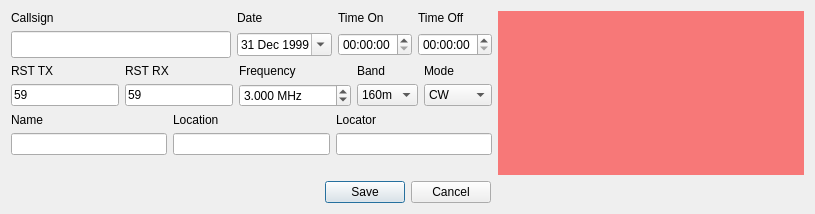
First picture: the form in newcontactwidget.ui, repository 7h0ma5/OpenShack, before the edit.
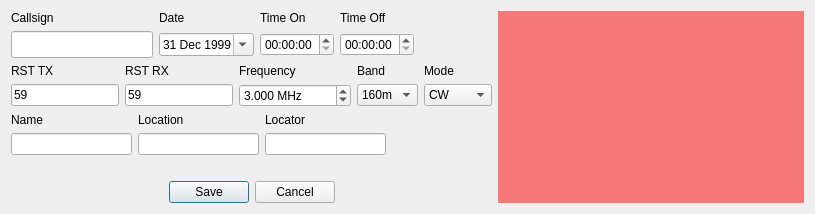
Second picture: the form after the edit.

Commit message: add grid distance calculation

Patch:
```diff
--- a/newcontactwidget.ui
+++ b/newcontactwidget.ui
@@ -13,16 +13,24 @@
   <property name="windowTitle">
    <string>Form</string>
   </property>
-  <layout class="QVBoxLayout" name="verticalLayout_2">
-   <item>
     <layout class="QHBoxLayout" name="horizontalLayout">
      <item>
       <layout class="QVBoxLayout" name="verticalLayout">
-       <property name="sizeConstraint">
-        <enum>QLayout::SetMinimumSize</enum>
-       </property>
        <item>
         <layout class="QGridLayout" name="gridLayout">
+       <item row="1" column="4">
+        <spacer name="horizontalSpacer">
+         <property name="orientation">
+          <enum>Qt::Horizontal</enum>
+         </property>
+         <property name="sizeHint" stdset="0">
+          <size>
+           <width>40</width>
+           <height>20</height>
+          </size>
+         </property>
+        </spacer>
+       </item>
          <item row="0" column="2">
           <widget class="QLabel" name="timeOnLabel">
            <property name="text">
@@ -48,7 +56,7 @@
           <widget class="QDateEdit" name="dateEdit">
            <property name="dateTime">
             <datetime>
-             <hour>21</hour>
+           <hour>20</hour>
              <minute>0</minute>
              <second>0</second>
              <year>1999</year>
@@ -308,6 +316,19 @@
            </property>
           </widget>
          </item>
+       <item row="1" column="3">
+        <widget class="QLabel" name="distanceInfo">
+         <property name="minimumSize">
+          <size>
+           <width>100</width>
+           <height>0</height>
+          </size>
+         </property>
+         <property name="text">
+          <string notr="true"/>
+         </property>
+        </widget>
+       </item>
         </layout>
        </item>
        <item>
@@ -323,6 +344,22 @@
          </property>
         </spacer>
        </item>
+     <item>
+      <widget class="QDialogButtonBox" name="buttonBox">
+       <property name="enabled">
+        <bool>true</bool>
+       </property>
+       <property name="styleSheet">
+        <string notr="true"/>
+       </property>
+       <property name="standardButtons">
+        <set>QDialogButtonBox::Cancel|QDialogButtonBox::Save</set>
+       </property>
+       <property name="centerButtons">
+        <bool>true</bool>
+       </property>
+      </widget>
+     </item>
       </layout>
      </item>
      <item>
@@ -339,54 +376,6 @@
       </widget>
      </item>
     </layout>
-   </item>
-   <item>
-    <widget class="QDialogButtonBox" name="buttonBox">
-     <property name="enabled">
-      <bool>true</bool>
-     </property>
-     <property name="styleSheet">
-      <string notr="true"/>
-     </property>
-     <property name="standardButtons">
-      <set>QDialogButtonBox::Cancel|QDialogButtonBox::Save</set>
-     </property>
-     <property name="centerButtons">
-      <bool>true</bool>
-     </property>
-    </widget>
-   </item>
-  </layout>
-  <zorder>timeOnEdit</zorder>
-  <zorder>timeOffLabel</zorder>
-  <zorder>timeOffEdit</zorder>
-  <zorder>dateLabel</zorder>
-  <zorder>dateEdit</zorder>
-  <zorder>rxRstLabel</zorder>
-  <zorder>rxRstEdit</zorder>
-  <zorder>txRstLabel</zorder>
-  <zorder>txRstEdit</zorder>
-  <zorder>locationLabel</zorder>
-  <zorder>locationEdit</zorder>
-  <zorder>gridLabel</zorder>
-  <zorder>gridEdit</zorder>
-  <zorder>nameLabel</zorder>
-  <zorder>nameEdit</zorder>
-  <zorder>bandLabel</zorder>
-  <zorder>bandEdit</zorder>
-  <zorder>modeLabel</zorder>
-  <zorder>modeEdit</zorder>
-  <zorder>frequencyLabel</zorder>
-  <zorder>frequencyEdit</zorder>
-  <zorder>callsignEdit</zorder>
-  <zorder>callsignLabel</zorder>
-  <zorder>buttonBox</zorder>
-  <zorder>timeOnLabel</zorder>
-  <zorder>widget</zorder>
-  <zorder>horizontalSpacer</zorder>
-  <zorder>horizontalSpacer_2</zorder>
-  <zorder>horizontalSpacer_3</zorder>
-  <zorder>verticalSpacer</zorder>
  </widget>
  <tabstops>
   <tabstop>buttonBox</tabstop>
```
Left out of the diff: 65 changed lines with no effect on the pictures. Lines whose indentation alone changed are shown as unchanged. The commit also changes 8 other files.
